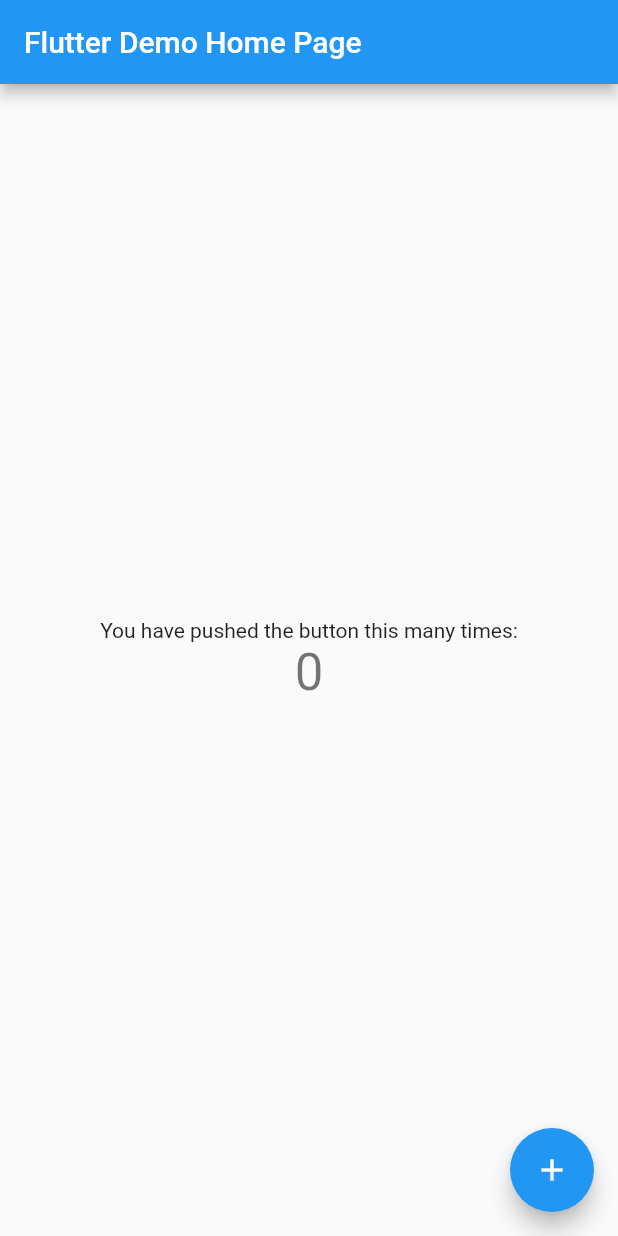
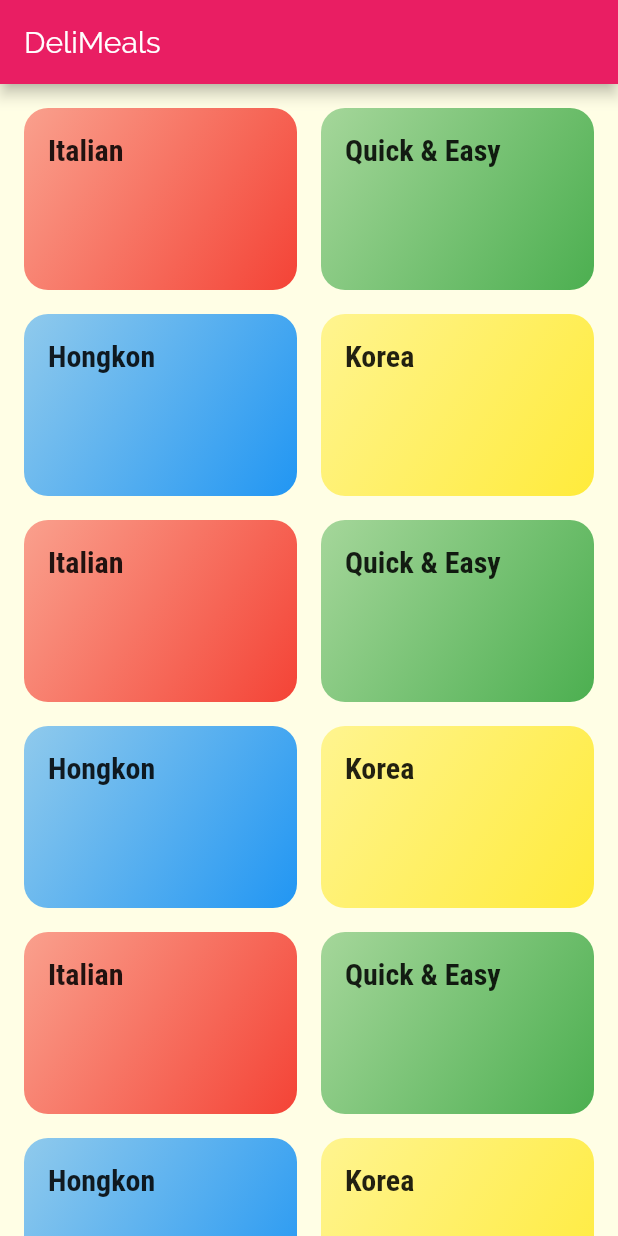
Before and after one commit to lhvan89/try_flutter, a Flutter app: the screen it shows after launch, on a phone screen of 412 x 824 dp. Run offline on Flutter 3.47's test engine with Material 2 defaults, Android fonts, the phone set to English and light mode, and no system bars.

Commit message:
add categories screen

```diff
--- /dev/null
+++ b/lib/categories_screen.dart
@@ -0,0 +1,47 @@
+import 'package:flutter/material.dart';
+import 'package:try_flutter/category_meals_screen.dart';
+import 'package:try_flutter/models/category_model.dart';
+
+class CategoriesScreen extends StatelessWidget {
+  void selectCategory(BuildContext context, CategoryModel item) {
+    Navigator.of(context).push(
+      MaterialPageRoute(
+        builder: (_) {
+          return CategoryMealsScreen(item);
+        },
+      ),
+    );
+  }
+
+  @override
+  List<CategoryModel> listItem = CategoryModel.fakeCategory;
+
+  Widget build(BuildContext context) {
+    return GridView.count(
+      padding: const EdgeInsets.all(16),
+      crossAxisCount: 2,
+      crossAxisSpacing: 16,
+      mainAxisSpacing: 16,
+      childAspectRatio: 3 / 2,
+      children: listItem.map((item) => _buildCategoryItem(context, item)).toList(),
+    );
+  }
+
+  Widget _buildCategoryItem(BuildContext context, CategoryModel item) {
+    return InkWell(
+      onTap: () => selectCategory(context, item),
+      child: Container(
+        padding: const EdgeInsets.all(16),
+        child: Text(item.title, style: Theme.of(context).textTheme.title),
+        decoration: BoxDecoration(
+          gradient: LinearGradient(
+            colors: [item.color.withOpacity(0.5), item.color],
+            begin: Alignment.topLeft,
+            end: Alignment.bottomRight,
+          ),
+          borderRadius: BorderRadius.circular(16),
+        ),
+      ),
+    );
+  }
+}
--- /dev/null
+++ b/lib/category_meals_screen.dart
@@ -0,0 +1,21 @@
+import 'package:flutter/material.dart';
+import 'package:try_flutter/models/category_model.dart';
+
+class CategoryMealsScreen extends StatelessWidget {
+
+  CategoryModel item;
+
+  CategoryMealsScreen(this.item);
+
+  @override
+  Widget build(BuildContext context) {
+    return Scaffold(
+      appBar: AppBar(
+        title: Text(item.title),
+      ),
+      body: Center(
+        child: Text('The Recipes For The Category!'),
+      ),
+    );
+  }
+}
--- a/lib/main.dart
+++ b/lib/main.dart
@@ -1,117 +1,51 @@
 import 'package:flutter/material.dart';
+import 'package:try_flutter/categories_screen.dart';
 
 void main() {
   runApp(MyApp());
 }
 
 class MyApp extends StatelessWidget {
-  // This widget is the root of your application.
   @override
   Widget build(BuildContext context) {
     return MaterialApp(
-      title: 'Flutter Demo',
+      home: MyHomePage(),
       theme: ThemeData(
-        // This is the theme of your application.
-        //
-        // Try running your application with "flutter run". You'll see the
-        // application has a blue toolbar. Then, without quitting the app, try
-        // changing the primarySwatch below to Colors.green and then invoke
-        // "hot reload" (press "r" in the console where you ran "flutter run",
-        // or simply save your changes to "hot reload" in a Flutter IDE).
-        // Notice that the counter didn't reset back to zero; the application
-        // is not restarted.
-        primarySwatch: Colors.blue,
-        // This makes the visual density adapt to the platform that you run
-        // the app on. For desktop platforms, the controls will be smaller and
-        // closer together (more dense) than on mobile platforms.
-        visualDensity: VisualDensity.adaptivePlatformDensity,
+        fontFamily: 'Raleway',
+        primarySwatch: Colors.pink,
+        accentColor: Colors.amber,
+        canvasColor: Color.fromRGBO(255, 254, 229, 1),
+        textTheme: ThemeData.light().textTheme.copyWith(
+          body1: TextStyle(
+            color: Color.fromRGBO(20, 51, 51, 1)
+          ),
+          body2: TextStyle(
+            color: Color.fromRGBO(20, 51, 51, 1)
+          ),
+          title: TextStyle(
+            fontSize: 20,
+            fontFamily: 'RobotoCondensed',
+            fontWeight: FontWeight.bold
+          )
+        )
       ),
-      home: MyHomePage(title: 'Flutter Demo Home Page'),
     );
   }
 }
 
 class MyHomePage extends StatefulWidget {
-  MyHomePage({Key key, this.title}) : super(key: key);
-
-  // This widget is the home page of your application. It is stateful, meaning
-  // that it has a State object (defined below) that contains fields that affect
-  // how it looks.
-
-  // This class is the configuration for the state. It holds the values (in this
-  // case the title) provided by the parent (in this case the App widget) and
-  // used by the build method of the State. Fields in a Widget subclass are
-  // always marked "final".
-
-  final String title;
-
   @override
   _MyHomePageState createState() => _MyHomePageState();
 }
 
 class _MyHomePageState extends State<MyHomePage> {
-  int _counter = 0;
-
-  void _incrementCounter() {
-    setState(() {
-      // This call to setState tells the Flutter framework that something has
-      // changed in this State, which causes it to rerun the build method below
-      // so that the display can reflect the updated values. If we changed
-      // _counter without calling setState(), then the build method would not be
-      // called again, and so nothing would appear to happen.
-      _counter++;
-    });
-  }
-
   @override
   Widget build(BuildContext context) {
-    // This method is rerun every time setState is called, for instance as done
-    // by the _incrementCounter method above.
-    //
-    // The Flutter framework has been optimized to make rerunning build methods
-    // fast, so that you can just rebuild anything that needs updating rather
-    // than having to individually change instances of widgets.
     return Scaffold(
       appBar: AppBar(
-        // Here we take the value from the MyHomePage object that was created by
-        // the App.build method, and use it to set our appbar title.
-        title: Text(widget.title),
+        title: Text('DeliMeals'),
       ),
-      body: Center(
-        // Center is a layout widget. It takes a single child and positions it
-        // in the middle of the parent.
-        child: Column(
-          // Column is also a layout widget. It takes a list of children and
-          // arranges them vertically. By default, it sizes itself to fit its
-          // children horizontally, and tries to be as tall as its parent.
-          //
-          // Invoke "debug painting" (press "p" in the console, choose the
-          // "Toggle Debug Paint" action from the Flutter Inspector in Android
-          // Studio, or the "Toggle Debug Paint" command in Visual Studio Code)
-          // to see the wireframe for each widget.
-          //
-          // Column has various properties to control how it sizes itself and
-          // how it positions its children. Here we use mainAxisAlignment to
-          // center the children vertically; the main axis here is the vertical
-          // axis because Columns are vertical (the cross axis would be
-          // horizontal).
-          mainAxisAlignment: MainAxisAlignment.center,
-          children: <Widget>[
-            Text(
-              'You have pushed the button this many times:',
-            ),
-            Text(
-              '$_counter',
-              style: Theme.of(context).textTheme.headline4,
-            ),
-          ],
-        ),
-      ),
-      floatingActionButton: FloatingActionButton(
-        onPressed: _incrementCounter,
-        tooltip: 'Increment',
-        child: Icon(Icons.add),
-      ), // This trailing comma makes auto-formatting nicer for build methods.
+      body: CategoriesScreen()
     );
   }
 }
--- /dev/null
+++ b/lib/models/category_model.dart
@@ -0,0 +1,28 @@
+import 'package:flutter/material.dart';
+
+class CategoryModel {
+  final String id;
+  final String title;
+  final Color color;
+
+  const CategoryModel(this.id, this.title, this.color);
+
+  static const fakeCategory = const[
+    CategoryModel('c1', "Italian", Colors.red),
+    CategoryModel('c2', 'Quick & Easy', Colors.green),
+    CategoryModel('c1', "Hongkon", Colors.blue),
+    CategoryModel('c2', 'Korea', Colors.yellow),
+    CategoryModel('c1', "Italian", Colors.red),
+    CategoryModel('c2', 'Quick & Easy', Colors.green),
+    CategoryModel('c1', "Hongkon", Colors.blue),
+    CategoryModel('c2', 'Korea', Colors.yellow),
+    CategoryModel('c1', "Italian", Colors.red),
+    CategoryModel('c2', 'Quick & Easy', Colors.green),
+    CategoryModel('c1', "Hongkon", Colors.blue),
+    CategoryModel('c2', 'Korea', Colors.yellow),
+    CategoryModel('c1', "Italian", Colors.red),
+    CategoryModel('c2', 'Quick & Easy', Colors.green),
+    CategoryModel('c1', "Hongkon", Colors.blue),
+    CategoryModel('c2', 'Korea', Colors.yellow),
+  ];
+}
```
Also changed, not shown: pubspec.yaml (+18 -0 lines), assets/fonts/Raleway-Black.ttf (added), assets/fonts/Raleway-Bold.ttf (added), assets/fonts/Raleway-Regular.ttf (added), assets/fonts/RobotoCondensed-Bold.ttf (added), assets/fonts/RobotoCondensed-Italic.ttf (added), assets/fonts/RobotoCondensed-Light.ttf (added), assets/fonts/RobotoCondensed-Regular.ttf (added), pubspec.lock.
